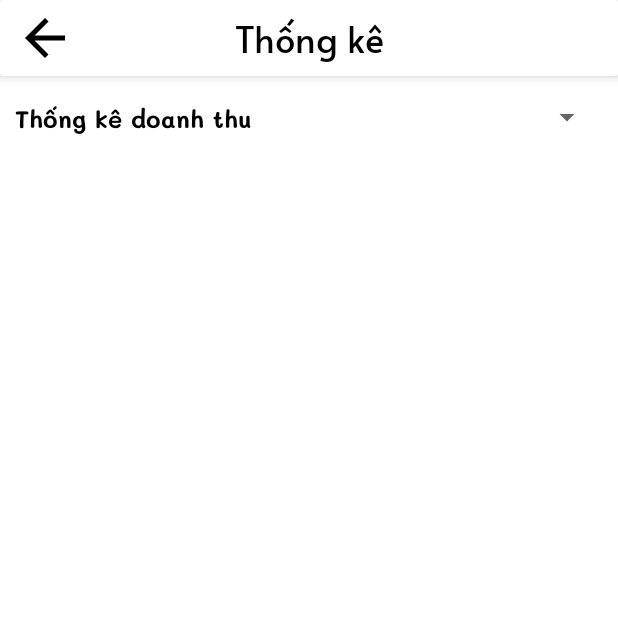
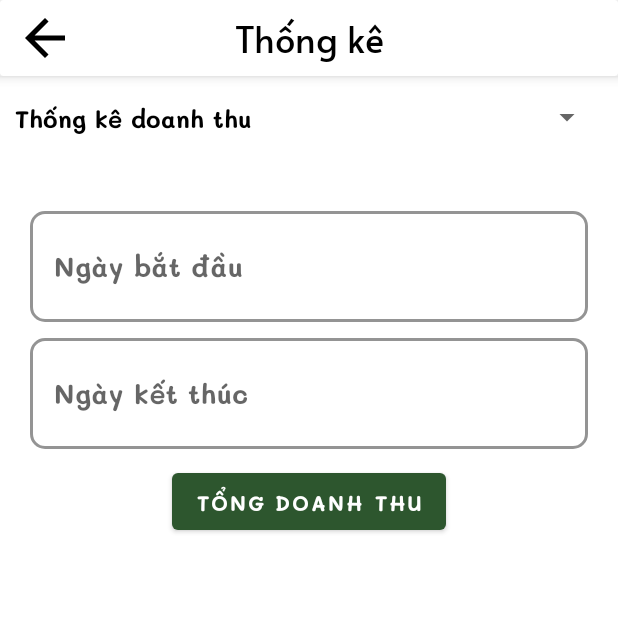
Before and after one commit to chudinhhieu/TuHuBread, an Android app: the fragment DoanhThuMonTheoNgayFragment placed in its activity, on a phone screen of 412 x 824 dp, the top half of it. Run offline under Robolectric (Android 15) with nearby library versions, the phone set to English and light mode, and no system bars.

Commit message:
Chu Hieu hoan thien

```diff
--- a/app/src/main/java/hieucdph29636/fpoly/tuhubread/DAO/ThongKeDAO.java
+++ b/app/src/main/java/hieucdph29636/fpoly/tuhubread/DAO/ThongKeDAO.java
@@ -100,13 +100,13 @@ public class ThongKeDAO {
         Connection connection = connectionHelper.connectionClass();
         try {
             if (connection != null) {
-                String query = "CT MonAn.tenMon, SUM(ChiTietDonHang.soLuong * MonAn.gia) as DoanhThu\n" +
+                String query = "SELECT MonAn.tenMon, SUM(ChiTietDonHang.soLuong * MonAn.gia) as DoanhThu\n" +
                         "FROM MonAn\n" +
                         "INNER JOIN ChiTietDonHang ON MonAn.id_MonAn = ChiTietDonHang.id_monAn\n" +
                         "INNER JOIN DonHang ON ChiTietDonHang.id_donHang = DonHang.id_madonhang\n" +
                         "WHERE DonHang.thoiGianTao >= '"+tuNgay+"' AND DonHang.thoiGianTao <= '"+denNgay+"'" +
                         "GROUP BY MonAn.id_MonAn, MonAn.tenMon\n" +
-                        "ORDER BY DoanhThu DESC;";
+                        "ORDER BY DoanhThu DESC";
                 Statement statement = connection.createStatement();
                 ResultSet resultSet = statement.executeQuery(query);
                 while (resultSet.next()) {
--- a/app/src/main/java/hieucdph29636/fpoly/tuhubread/adapter/DanhGia_mon_Adapter.java
+++ b/app/src/main/java/hieucdph29636/fpoly/tuhubread/adapter/DanhGia_mon_Adapter.java
@@ -70,7 +70,6 @@ public class DanhGia_mon_Adapter extends RecyclerView.Adapter<DanhGia_mon_Adapte
              public void onClick(View v) {
                  Dialog dialog = new Dialog(context);
                  dialog.setContentView(R.layout.dialog_danhgia);
-                 TextView tv_themAnh = dialog.findViewById(R.id.tv_themAnh);
                  TextInputLayout edL_binhLuan = dialog.findViewById(R.id.edL_binhLuan);
                  TextInputEditText ed_binhLuan = dialog.findViewById(R.id.ed_binhLuan);
                  Button btn_xacNhan = dialog.findViewById(R.id.btn_xacNhan_Dgia);
--- a/app/src/main/java/hieucdph29636/fpoly/tuhubread/fragment/fragmentThongKe/DoanhThuMonTheoNgayFragment.java
+++ b/app/src/main/java/hieucdph29636/fpoly/tuhubread/fragment/fragmentThongKe/DoanhThuMonTheoNgayFragment.java
@@ -1,16 +1,24 @@
 package hieucdph29636.fpoly.tuhubread.fragment.fragmentThongKe;
 
+import android.app.DatePickerDialog;
 import android.os.Bundle;
+import android.util.Log;
 import android.view.LayoutInflater;
 import android.view.View;
 import android.view.ViewGroup;
+import android.widget.Button;
+import android.widget.DatePicker;
 
 import androidx.annotation.NonNull;
 import androidx.annotation.Nullable;
 import androidx.fragment.app.Fragment;
 import androidx.recyclerview.widget.RecyclerView;
 
+import com.google.android.material.textfield.TextInputEditText;
+import com.google.android.material.textfield.TextInputLayout;
+
 import java.util.ArrayList;
+import java.util.Calendar;
 
 import hieucdph29636.fpoly.tuhubread.DAO.ThongKeDAO;
 import hieucdph29636.fpoly.tuhubread.DTO.TopDoanhThuMonAn;
@@ -22,6 +30,10 @@ public class DoanhThuMonTheoNgayFragment extends Fragment {
     ThongKeDAO dao;
     ThongKe_doanhThuMAdapter adapter;
     RecyclerView rcv;
+    Button btn_tongDThuMATN;
+    TextInputEditText ed_ngayBD_TKMA,ed_ngayKT_TKMA;
+    TextInputLayout edL_ngayBD_TKMA,edL_ngayKT_TKMA;
+    String tuNgay,denNgay;
     @Override
     public View onCreateView(LayoutInflater inflater, ViewGroup container,
                              Bundle savedInstanceState) {
@@ -33,16 +45,78 @@ public class DoanhThuMonTheoNgayFragment extends Fragment {
     public void onViewCreated(@NonNull View view, @Nullable Bundle savedInstanceState) {
         super.onViewCreated(view, savedInstanceState);
         rcv=view.findViewById(R.id.rcv_DThu_mon_theoNgay);
+        btn_tongDThuMATN = view.findViewById(R.id.btn_tongDThuMATN);
+        ed_ngayBD_TKMA = view.findViewById(R.id.ed_ngayBD_TKMA);
+        ed_ngayKT_TKMA = view.findViewById(R.id.ed_ed_ngayKT_TKMA);
+        edL_ngayKT_TKMA = view.findViewById(R.id.edL_ed_ngayKT_TKMA);
+        edL_ngayBD_TKMA = view.findViewById(R.id.edL_ed_ngayBD_TKMA);
         dao= new ThongKeDAO();
-        ArrayList<TopDoanhThuMonAn> list =dao.topDoanhThuMonAnTheoNgay("2023-04-01","2023-04-07");
-        adapter=new ThongKe_doanhThuMAdapter(getContext(),list);
-        rcv.setAdapter(adapter);
-//        if (list.isEmpty()){
-//            Log.d("tttttt", "null");
-//        }
-//        for (int i = 0; i < list.size(); i++) {
-//            Log.d("tttttt", "Tên: "+list.get(i).getTen());
-//            Log.d("tttttt", "Doanh thu: "+list.get(i).getDoanhThu()+"");
-//        }
+        ed_ngayBD_TKMA.setOnClickListener(new View.OnClickListener() {
+            @Override
+            public void onClick(View view) {
+                Calendar calendar= Calendar.getInstance();
+                calendar.setTimeInMillis(System.currentTimeMillis());
+                DatePickerDialog dialog=new DatePickerDialog(getContext(), new DatePickerDialog.OnDateSetListener() {
+                    @Override
+                    public void onDateSet(DatePicker datePicker, int i, int i1, int i2) {
+                        int nam=i;
+                        int thang=i1;
+                        int ngay=i2;
+                        ed_ngayBD_TKMA.setText(ngay+"/"+(thang+1)+"/"+nam);
+                        tuNgay = nam+"-"+(thang+1)+"-"+ngay;
+                    }
+                },
+                        calendar.get(Calendar.YEAR),
+                        calendar.get(Calendar.MONTH),
+                        calendar.get(Calendar.DATE)
+                );
+                dialog.show();
+            }
+        });
+        ed_ngayKT_TKMA.setOnClickListener(new View.OnClickListener() {
+            @Override
+            public void onClick(View view) {
+
+                Calendar calendar= Calendar.getInstance();
+                calendar.setTimeInMillis(System.currentTimeMillis());
+                DatePickerDialog dialog=new DatePickerDialog(getContext(), new DatePickerDialog.OnDateSetListener() {
+                    @Override
+                    public void onDateSet(DatePicker datePicker, int i, int i1, int i2) {
+                        int nam=i;
+                        int thang=i1;
+                        int ngay=i2;
+                        ed_ngayKT_TKMA.setText(ngay+"/"+(thang+1)+"/"+nam);
+                        denNgay = nam+"-"+(thang+1)+"-"+ngay;
+                    }
+                },
+                        calendar.get(Calendar.YEAR),
+                        calendar.get(Calendar.MONTH),
+                        calendar.get(Calendar.DATE)
+                );
+                dialog.show();
+            }
+        });
+        btn_tongDThuMATN.setOnClickListener(new View.OnClickListener() {
+            @Override
+            public void onClick(View v) {
+                if (ed_ngayBD_TKMA.getText().toString().isEmpty()){
+                    edL_ngayBD_TKMA.setError("Vui lòng chọn ngày!");
+                    return;
+                }else {
+                    edL_ngayBD_TKMA.setErrorEnabled(false);
+                }
+                if (ed_ngayKT_TKMA.getText().toString().isEmpty()){
+                    edL_ngayKT_TKMA.setError("Vui lòng chọn ngày!");
+                    return;
+                }else {
+                    edL_ngayKT_TKMA.setErrorEnabled(false);
+                }
+                ArrayList<TopDoanhThuMonAn> list =dao.topDoanhThuMonAnTheoNgay(tuNgay,denNgay);
+                adapter=new ThongKe_doanhThuMAdapter(getContext(),list);
+                rcv.setAdapter(adapter);
+            }
+        });
+
+
     }
 }
--- a/app/src/main/res/layout/fragment_doanh_thu_mon_theo_ngay.xml
+++ b/app/src/main/res/layout/fragment_doanh_thu_mon_theo_ngay.xml
@@ -1,16 +1,61 @@
 <?xml version="1.0" encoding="utf-8"?>
-<FrameLayout xmlns:android="http://schemas.android.com/apk/res/android"
+<LinearLayout xmlns:android="http://schemas.android.com/apk/res/android"
     xmlns:tools="http://schemas.android.com/tools"
     android:layout_width="match_parent"
     android:layout_height="match_parent"
+    android:orientation="vertical"
     xmlns:app="http://schemas.android.com/apk/res-auto"
     tools:context=".fragment.fragmentThongKe.DoanhThuMonTheoNgayFragment"
     android:padding="10dp">
+    <com.google.android.material.textfield.TextInputLayout
+        android:id="@+id/edL_ed_ngayBD_TKMA"
+        android:layout_marginTop="10dp"
+        style="@style/LoginTextInputLayoutStyle"
+        android:layout_width="match_parent"
+        android:layout_height="wrap_content"
+        app:endIconMode="clear_text">
+
+        <com.google.android.material.textfield.TextInputEditText
+            android:id="@+id/ed_ngayBD_TKMA"
+            android:layout_width="match_parent"
+            android:layout_height="wrap_content"
+            android:focusable="false"
+            android:hint="Ngày bắt đầu"
+            android:textSize="18dp"
+            android:fontFamily="@font/mali" />
+    </com.google.android.material.textfield.TextInputLayout>
+    <com.google.android.material.textfield.TextInputLayout
+        android:id="@+id/edL_ed_ngayKT_TKMA"
+        android:layout_marginTop="5dp"
+        style="@style/LoginTextInputLayoutStyle"
+        android:layout_width="match_parent"
+        android:layout_height="wrap_content"
+        app:endIconMode="clear_text">
+
+        <com.google.android.material.textfield.TextInputEditText
+            android:id="@+id/ed_ed_ngayKT_TKMA"
+            android:layout_width="match_parent"
+            android:layout_height="wrap_content"
+            android:hint="Ngày kết thúc"
+            android:focusable="false"
+            android:textSize="18dp"
+            android:fontFamily="@font/mali" />
+    </com.google.android.material.textfield.TextInputLayout>
+
+    <Button
+        android:id="@+id/btn_tongDThuMATN"
+        android:layout_width="wrap_content"
+        android:layout_height="wrap_content"
+        android:text="Tổng doanh thu"
+        android:fontFamily="@font/mali"
+        android:layout_gravity="center_horizontal"
+        android:layout_marginTop="10dp"/>
     <androidx.recyclerview.widget.RecyclerView
         android:id="@+id/rcv_DThu_mon_theoNgay"
+        android:layout_marginTop="5dp"
         android:layout_width="match_parent"
         android:layout_height="match_parent"
         app:layoutManager="androidx.recyclerview.widget.LinearLayoutManager"
         android:orientation="vertical"/>
 
-</FrameLayout>
+</LinearLayout>
--- a/app/src/main/res/layout/fragment_doanh_thu_theo_ngay.xml
+++ b/app/src/main/res/layout/fragment_doanh_thu_theo_ngay.xml
@@ -20,6 +20,7 @@
             android:layout_width="match_parent"
             android:layout_height="wrap_content"
             android:hint="Ngày bắt đầu"
+            android:focusable="false"
             android:textSize="18dp"
             android:fontFamily="@font/mali" />
     </com.google.android.material.textfield.TextInputLayout>
@@ -36,6 +37,7 @@
             android:layout_width="match_parent"
             android:layout_height="wrap_content"
             android:hint="Ngày kết thúc"
+            android:focusable="false"
             android:textSize="18dp"
             android:fontFamily="@font/mali" />
     </com.google.android.material.textfield.TextInputLayout>
```
Also changed, not shown: app/src/main/java/hieucdph29636/fpoly/tuhubread/fragment/fragmentThongKe/DoanhThuTheoNgayFragment.java (+16 -6 lines).
